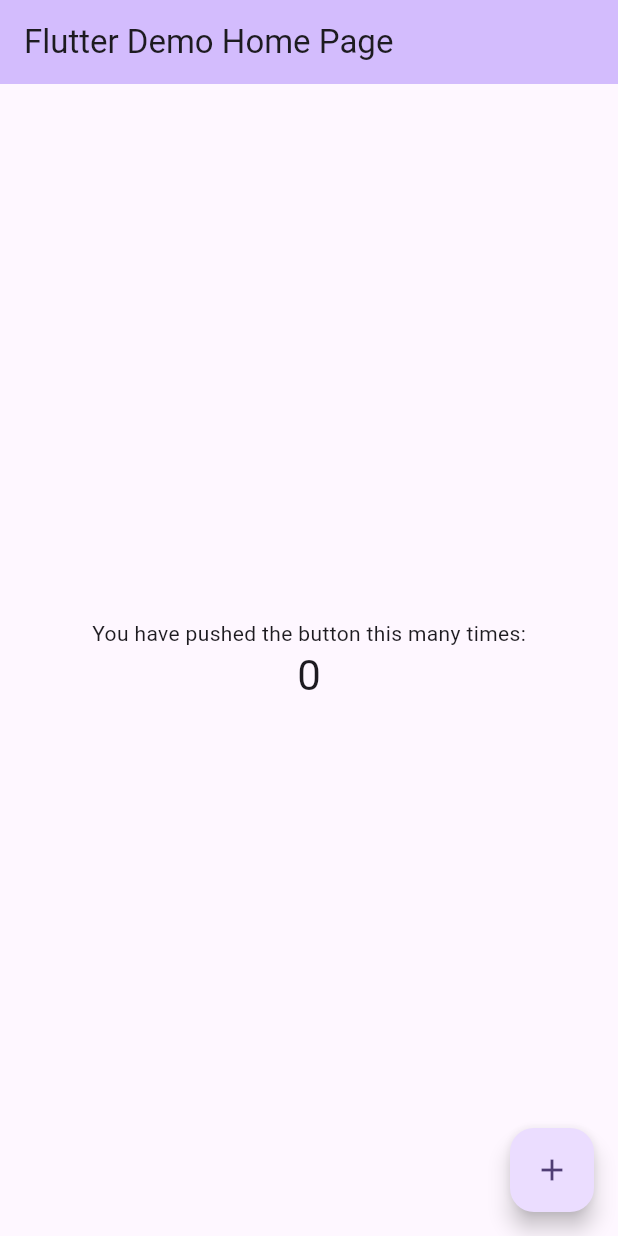
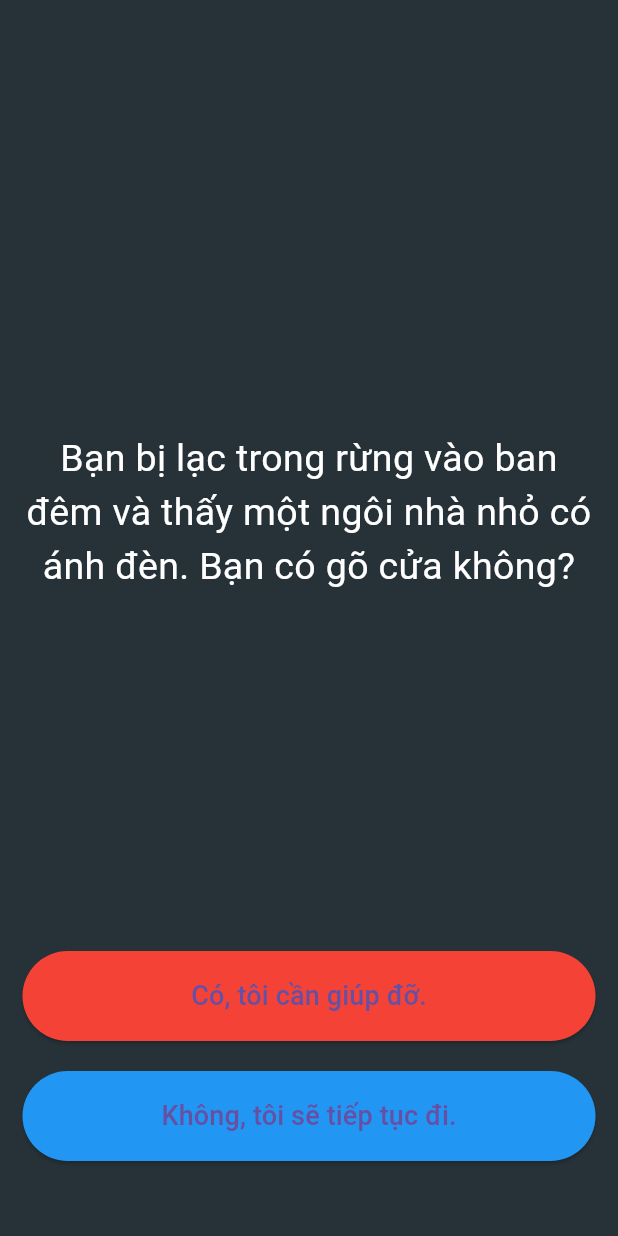
Before and after one commit to nxdinh94/ten_exercise, a Flutter app: the screen it shows after launch, on a phone screen of 412 x 824 dp. Run offline on Flutter 3.47's test engine with Material 3 defaults, Android fonts, the phone set to English and light mode, and no system bars.

Commit message:
finish destini

```diff
--- a/destini/lib/main.dart
+++ b/destini/lib/main.dart
@@ -1,125 +1,79 @@
 import 'package:flutter/material.dart';
+import 'story_brain.dart';
 
 void main() {
-  runApp(const MyApp());
+  runApp(Destini());
 }
 
-class MyApp extends StatelessWidget {
-  const MyApp({super.key});
-
-  // This widget is the root of your application.
+class Destini extends StatelessWidget {
   @override
   Widget build(BuildContext context) {
     return MaterialApp(
-      title: 'Flutter Demo',
-      theme: ThemeData(
-        // This is the theme of your application.
-        //
-        // TRY THIS: Try running your application with "flutter run". You'll see
-        // the application has a purple toolbar. Then, without quitting the app,
-        // try changing the seedColor in the colorScheme below to Colors.green
-        // and then invoke "hot reload" (save your changes or press the "hot
-        // reload" button in a Flutter-supported IDE, or press "r" if you used
-        // the command line to start the app).
-        //
-        // Notice that the counter didn't reset back to zero; the application
-        // state is not lost during the reload. To reset the state, use hot
-        // restart instead.
-        //
-        // This works for code too, not just values: Most code changes can be
-        // tested with just a hot reload.
-        colorScheme: ColorScheme.fromSeed(seedColor: Colors.deepPurple),
-        useMaterial3: true,
-      ),
-      home: const MyHomePage(title: 'Flutter Demo Home Page'),
+      home: StoryPage(),
+      debugShowCheckedModeBanner: false,
     );
   }
 }
 
-class MyHomePage extends StatefulWidget {
-  const MyHomePage({super.key, required this.title});
-
-  // This widget is the home page of your application. It is stateful, meaning
-  // that it has a State object (defined below) that contains fields that affect
-  // how it looks.
-
-  // This class is the configuration for the state. It holds the values (in this
-  // case the title) provided by the parent (in this case the App widget) and
-  // used by the build method of the State. Fields in a Widget subclass are
-  // always marked "final".
-
-  final String title;
-
+class StoryPage extends StatefulWidget {
   @override
-  State<MyHomePage> createState() => _MyHomePageState();
+  _StoryPageState createState() => _StoryPageState();
 }
 
-class _MyHomePageState extends State<MyHomePage> {
-  int _counter = 0;
+class _StoryPageState extends State<StoryPage> {
+  StoryBrain storyBrain = StoryBrain();
 
-  void _incrementCounter() {
+  void makeChoice(int choiceNumber) {
     setState(() {
-      // This call to setState tells the Flutter framework that something has
-      // changed in this State, which causes it to rerun the build method below
-      // so that the display can reflect the updated values. If we changed
-      // _counter without calling setState(), then the build method would not be
-      // called again, and so nothing would appear to happen.
-      _counter++;
+      storyBrain.nextStory(choiceNumber);
     });
   }
 
   @override
   Widget build(BuildContext context) {
-    // This method is rerun every time setState is called, for instance as done
-    // by the _incrementCounter method above.
-    //
-    // The Flutter framework has been optimized to make rerunning build methods
-    // fast, so that you can just rebuild anything that needs updating rather
-    // than having to individually change instances of widgets.
     return Scaffold(
-      appBar: AppBar(
-        // TRY THIS: Try changing the color here to a specific color (to
-        // Colors.amber, perhaps?) and trigger a hot reload to see the AppBar
-        // change color while the other colors stay the same.
-        backgroundColor: Theme.of(context).colorScheme.inversePrimary,
-        // Here we take the value from the MyHomePage object that was created by
-        // the App.build method, and use it to set our appbar title.
-        title: Text(widget.title),
-      ),
-      body: Center(
-        // Center is a layout widget. It takes a single child and positions it
-        // in the middle of the parent.
+      backgroundColor: Colors.blueGrey[900],
+      body: Padding(
+        padding: const EdgeInsets.symmetric(vertical: 50.0, horizontal: 15.0),
         child: Column(
-          // Column is also a layout widget. It takes a list of children and
-          // arranges them vertically. By default, it sizes itself to fit its
-          // children horizontally, and tries to be as tall as its parent.
-          //
-          // Column has various properties to control how it sizes itself and
-          // how it positions its children. Here we use mainAxisAlignment to
-          // center the children vertically; the main axis here is the vertical
-          // axis because Columns are vertical (the cross axis would be
-          // horizontal).
-          //
-          // TRY THIS: Invoke "debug painting" (choose the "Toggle Debug Paint"
-          // action in the IDE, or press "p" in the console), to see the
-          // wireframe for each widget.
-          mainAxisAlignment: MainAxisAlignment.center,
-          children: <Widget>[
-            const Text(
-              'You have pushed the button this many times:',
+          mainAxisAlignment: MainAxisAlignment.spaceBetween,
+          children: [
+            Expanded(
+              flex: 5,
+              child: Center(
+                child: Text(
+                  storyBrain.getStory(),
+                  textAlign: TextAlign.center,
+                  style: TextStyle(fontSize: 25, color: Colors.white),
+                ),
+              ),
             ),
-            Text(
-              '$_counter',
-              style: Theme.of(context).textTheme.headlineMedium,
+            Visibility(
+              visible: !storyBrain.isEnd(),
+              child: ElevatedButton(
+                style: ElevatedButton.styleFrom(
+                  backgroundColor: Colors.red,
+                  minimumSize: Size(double.infinity, 60),
+                ),
+                onPressed: () => makeChoice(1),
+                child: Text(storyBrain.getChoice1(), style: TextStyle(fontSize: 18)),
+              ),
+            ),
+            SizedBox(height: 20),
+            Visibility(
+              visible: !storyBrain.isEnd(),
+              child: ElevatedButton(
+                style: ElevatedButton.styleFrom(
+                  backgroundColor: Colors.blue,
+                  minimumSize: Size(double.infinity, 60),
+                ),
+                onPressed: () => makeChoice(2),
+                child: Text(storyBrain.getChoice2(), style: TextStyle(fontSize: 18)),
+              ),
             ),
           ],
         ),
       ),
-      floatingActionButton: FloatingActionButton(
-        onPressed: _incrementCounter,
-        tooltip: 'Increment',
-        child: const Icon(Icons.add),
-      ), // This trailing comma makes auto-formatting nicer for build methods.
     );
   }
 }
--- /dev/null
+++ b/destini/lib/story.dart
@@ -0,0 +1,7 @@
+class Story {
+  String storyTitle;
+  String choice1;
+  String choice2;
+
+  Story(this.storyTitle, this.choice1, this.choice2);
+}
--- /dev/null
+++ b/destini/lib/story_brain.dart
@@ -0,0 +1,66 @@
+import 'story.dart';
+
+class StoryBrain {
+  int _storyIndex = 0;
+
+  final List<Story> _storyData = [
+    Story(
+        'Bạn bị lạc trong rừng vào ban đêm và thấy một ngôi nhà nhỏ có ánh đèn. Bạn có gõ cửa không?',
+        'Có, tôi cần giúp đỡ.',
+        'Không, tôi sẽ tiếp tục đi.'),
+    Story(
+        'Một người đàn ông lớn tuổi mở cửa và mời bạn vào. Ông ấy có vẻ thân thiện, nhưng bạn cũng cảm thấy sợ.',
+        'Bước vào trong.',
+        'Từ chối và quay lại rừng.'),
+    Story(
+        'Bạn tiếp tục đi và thấy một con đường dẫn đến một thị trấn.',
+        'Đi theo con đường.',
+        'Tìm nơi trú ẩn trong rừng.'),
+    Story(
+        'Bạn đã đến thị trấn an toàn! Kết thúc tốt đẹp.',
+        'Chơi lại',
+        ''),
+    Story(
+        'Bạn bị lạc trong rừng và không bao giờ được tìm thấy nữa. Kết thúc tồi tệ!',
+        'Chơi lại',
+        ''),
+  ];
+
+  String getStory() {
+    return _storyData[_storyIndex].storyTitle;
+  }
+
+  String getChoice1() {
+    return _storyData[_storyIndex].choice1;
+  }
+
+  String getChoice2() {
+    return _storyData[_storyIndex].choice2;
+  }
+
+  void nextStory(int choiceNumber) {
+    if (_storyIndex == 0 && choiceNumber == 1) {
+      _storyIndex = 1;
+    } else if (_storyIndex == 0 && choiceNumber == 2) {
+      _storyIndex = 2;
+    } else if (_storyIndex == 1 && choiceNumber == 1) {
+      _storyIndex = 3;
+    } else if (_storyIndex == 1 && choiceNumber == 2) {
+      _storyIndex = 4;
+    } else if (_storyIndex == 2 && choiceNumber == 1) {
+      _storyIndex = 3;
+    } else if (_storyIndex == 2 && choiceNumber == 2) {
+      _storyIndex = 4;
+    } else {
+      restart();
+    }
+  }
+
+  void restart() {
+    _storyIndex = 0;
+  }
+
+  bool isEnd() {
+    return _storyIndex == 3 || _storyIndex == 4;
+  }
+}
```
